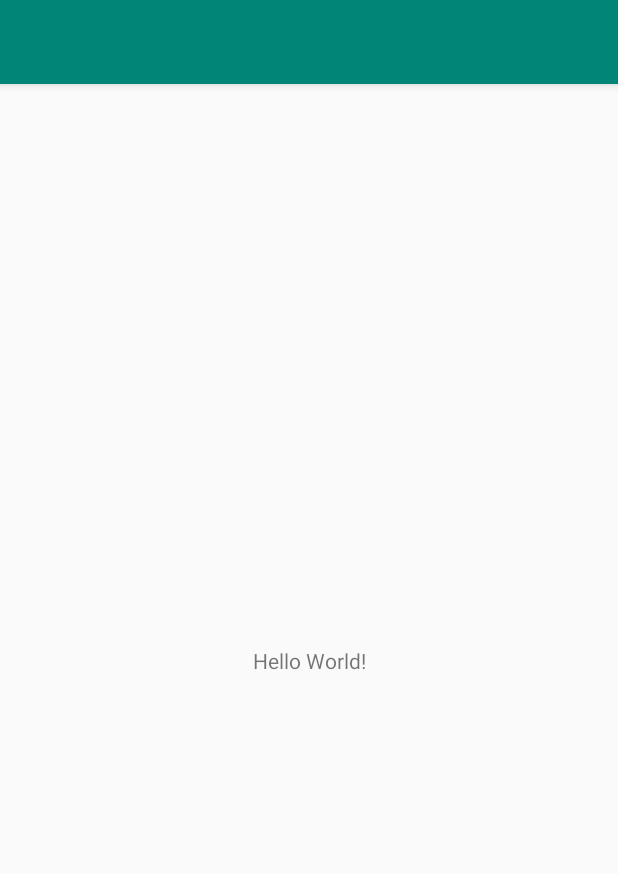
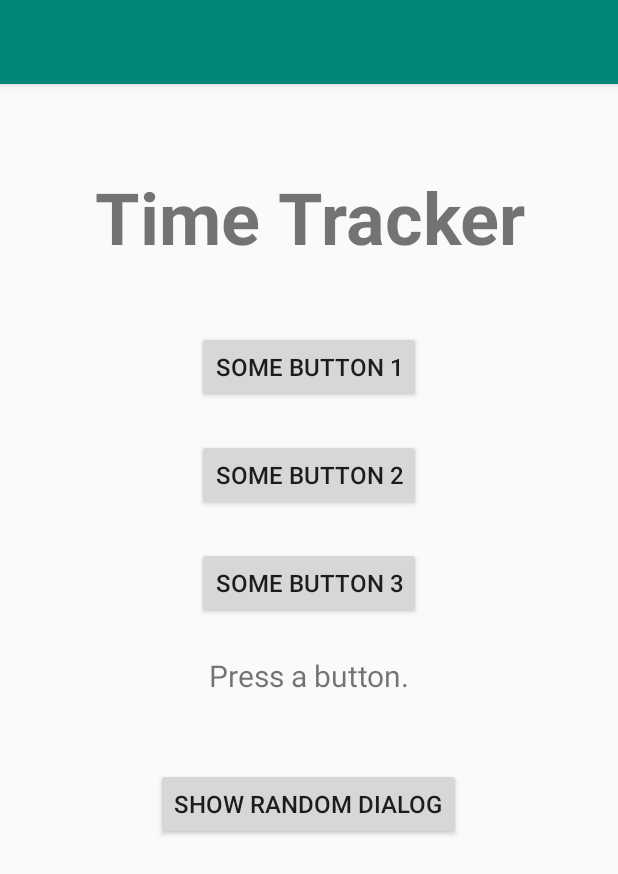
Before and after one commit to P4uL7/TimeTrackingApp, an Android app: the screen it shows after launch (MainActivity), on a phone screen of 412 x 824 dp. Shown: the top 874 px of the screen. Run offline under Robolectric (Android 15) with nearby library versions, the phone set to English and light mode, and no system bars.

Commit message:
Added some useless buttons.

```diff
--- a/app/src/main/res/layout/activity_main.xml
+++ b/app/src/main/res/layout/activity_main.xml
@@ -1,18 +1,84 @@
-<?xml version="1.0" encoding="utf-8"?>
-<androidx.constraintlayout.widget.ConstraintLayout xmlns:android="http://schemas.android.com/apk/res/android"
-    xmlns:app="http://schemas.android.com/apk/res-auto"
+<RelativeLayout xmlns:android="http://schemas.android.com/apk/res/android"
     xmlns:tools="http://schemas.android.com/tools"
     android:layout_width="match_parent"
     android:layout_height="match_parent"
+    android:paddingLeft="@dimen/activity_horizontal_margin"
+    android:paddingTop="@dimen/activity_vertical_margin"
+    android:paddingRight="@dimen/activity_horizontal_margin"
+    android:paddingBottom="@dimen/activity_vertical_margin"
     tools:context=".MainActivity">
 
     <TextView
-        android:layout_width="wrap_content"
+        android:id="@+id/appName"
+        android:layout_width="match_parent"
         android:layout_height="wrap_content"
-        android:text="Hello World!"
-        app:layout_constraintBottom_toBottomOf="parent"
-        app:layout_constraintLeft_toLeftOf="parent"
-        app:layout_constraintRight_toRightOf="parent"
-        app:layout_constraintTop_toTopOf="parent" />
+        android:layout_marginTop="@dimen/activity_vertical_margin_big"
+        android:gravity="center_horizontal"
+        android:text="Time Tracker"
+        android:textSize="48sp"
+        android:textStyle="bold" />
 
-</androidx.constraintlayout.widget.ConstraintLayout>
+    <LinearLayout
+        android:layout_width="match_parent"
+        android:layout_height="wrap_content"
+        android:layout_below="@+id/appName"
+        android:layout_marginTop="20dp"
+        android:gravity="center"
+        android:orientation="vertical">
+
+
+        <Button
+            android:id="@+id/bClick1"
+            android:layout_width="wrap_content"
+            android:layout_height="wrap_content"
+            android:layout_below="@+id/appName"
+            android:layout_marginTop="@dimen/activity_horizontal_margin"
+            android:onClick="clicked"
+            android:text="Some Button 1"
+            android:textSize="@dimen/button_font_size" />
+
+        <Button
+            android:id="@+id/bClick2"
+            android:layout_width="wrap_content"
+            android:layout_height="wrap_content"
+            android:layout_below="@+id/appName"
+            android:layout_marginTop="@dimen/activity_horizontal_margin"
+            android:onClick="clicked"
+            android:text="Some Button 2"
+            android:textSize="@dimen/button_font_size" />
+
+        <Button
+            android:id="@+id/bClick3"
+            android:layout_width="wrap_content"
+            android:layout_height="wrap_content"
+            android:layout_below="@+id/appName"
+            android:layout_marginTop="@dimen/activity_horizontal_margin"
+            android:onClick="clicked"
+            android:text="Some Button 3"
+            android:textSize="@dimen/button_font_size" />
+
+
+        <TextView
+            android:id="@+id/tName"
+            android:layout_width="match_parent"
+            android:layout_height="wrap_content"
+            android:layout_centerInParent="true"
+            android:layout_marginTop="@dimen/activity_horizontal_margin"
+            android:gravity="center_horizontal"
+            android:text="Press a button."
+            android:textSize="20sp" />
+
+        <Button
+            android:id="@+id/bRandom"
+            android:layout_width="wrap_content"
+            android:layout_height="wrap_content"
+            android:layout_alignParentBottom="true"
+            android:layout_marginTop="@dimen/activity_vertical_margin_big"
+            android:layout_marginBottom="10dp"
+            android:onClick="clicked"
+            android:text="Show random dialog"
+            android:textSize="@dimen/button_font_size" />
+    </LinearLayout>
+
+
+</RelativeLayout>
--- /dev/null
+++ b/app/src/main/res/values/dimens.xml
@@ -0,0 +1,9 @@
+<?xml version="1.0" encoding="utf-8"?>
+<resources>
+    <dimen name="activity_vertical_margin">8dp</dimen>
+    <dimen name="activity_horizontal_margin">24dp</dimen>
+    <dimen name="activity_vertical_margin_big">48dp</dimen>
+    <dimen name="activity_vertical_margin_vbig">64dp</dimen>
+
+    <dimen name="button_font_size">16sp</dimen>
+</resources>
```
Also changed, not shown: app/src/main/java/com/msa/timetracker/MainActivity.java (+35 -2 lines), app/src/main/java/com/msa/timetracker/PopupDialogFragment.java (added, +43 -0 lines).
